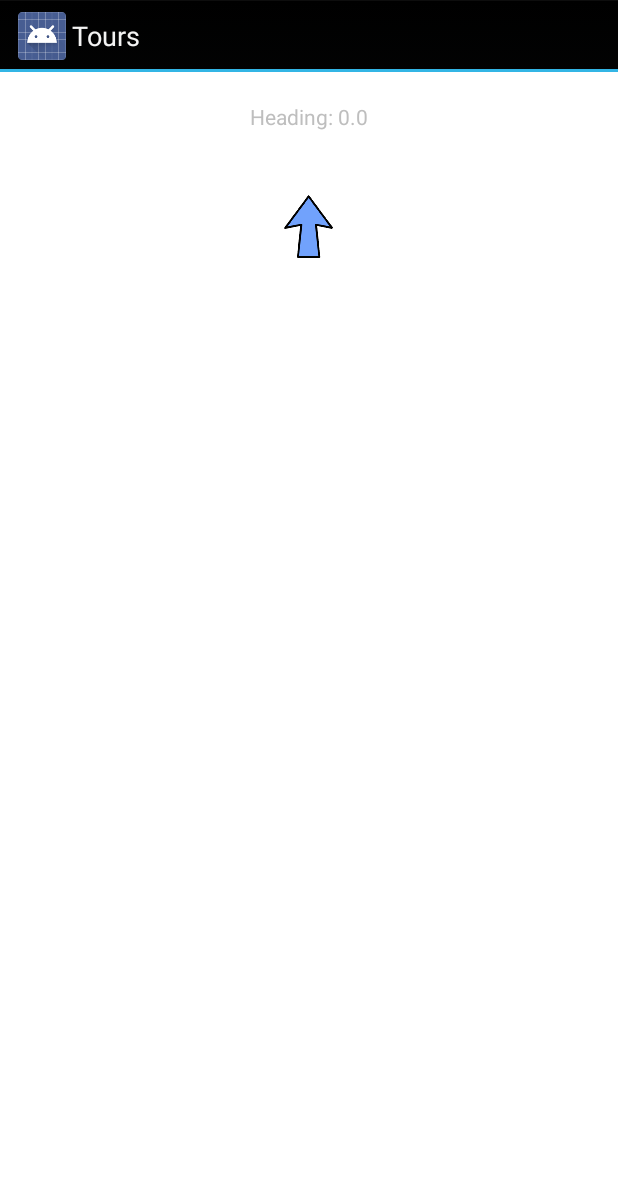
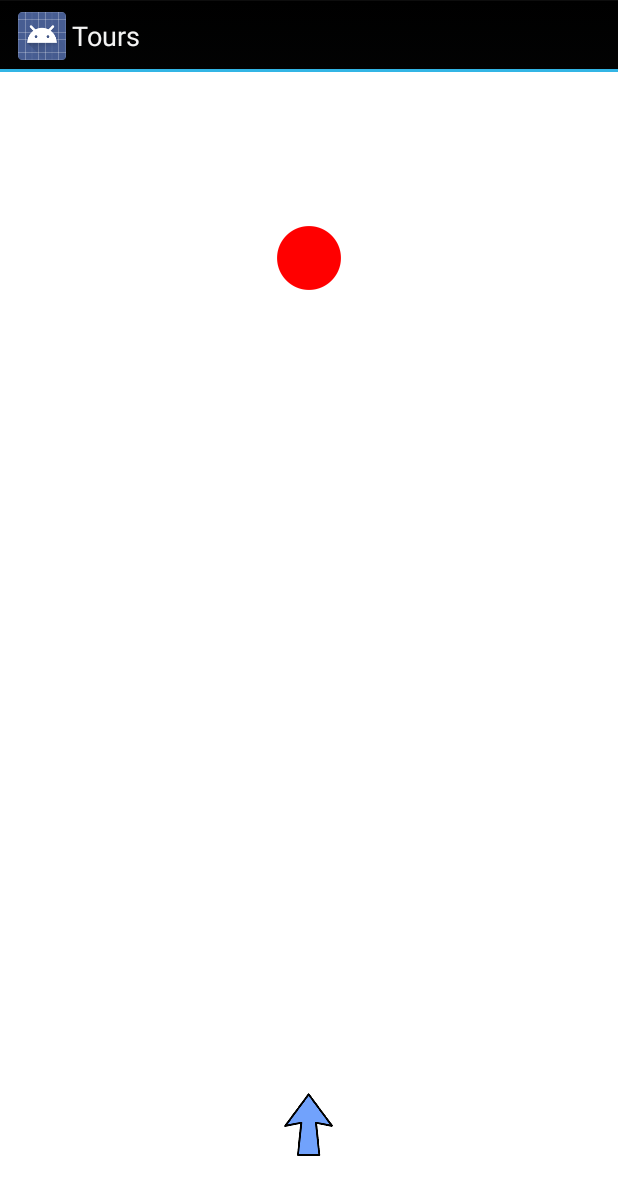
Before and after one commit to tbranko/Tours, an Android app: the layout activity_main.xml on its own in the app's theme, with its tools: preview values and no code run, on a phone screen of 412 x 824 dp. Shown: the top 1195 px of the screen. Run offline under Robolectric (Android 15) with nearby library versions, the phone set to English and light mode, and no system bars.

```diff
--- a/app/src/main/res/layout/activity_main.xml
+++ b/app/src/main/res/layout/activity_main.xml
@@ -1,31 +1,32 @@
 <RelativeLayout xmlns:android="http://schemas.android.com/apk/res/android"
     android:orientation="vertical"
-    android:layout_width="match_parent"
-    android:layout_height="match_parent"
+    android:layout_width="fill_parent"
+    android:layout_height="fill_parent"
     android:background="#fff" >
-
-    <TextView
-        android:id="@+id/tvHeading"
-        android:layout_width="wrap_content"
-        android:layout_height="wrap_content"
-        android:layout_centerHorizontal="true"
-        android:layout_marginBottom="40dp"
-        android:layout_marginTop="20dp"
-        android:text="Heading: 0.0" />
 
     <FrameLayout
         android:id="@+id/camera_preview"
         android:layout_width="fill_parent"
         android:layout_height="fill_parent"
-        android:layout_weight="1"
-        />
+        android:layout_weight="1" />
 
     <ImageView
-        android:id="@+id/imageViewCompass"
         android:layout_width="wrap_content"
         android:layout_height="wrap_content"
-        android:layout_below="@+id/tvHeading"
+        android:id="@+id/imageViewRedCircle"
+        android:src="@drawable/red_circle"
         android:layout_centerHorizontal="true"
-        android:src="@drawable/arrow" />
+        android:layout_marginTop="100dp" />
+
+    <ImageView
+        android:id="@+id/imageViewArrow"
+        android:layout_width="wrap_content"
+        android:layout_height="wrap_content"
+        android:src="@drawable/arrow"
+        android:layout_gravity="center_horizontal|bottom"
+        android:visibility="visible"
+        android:layout_alignParentBottom="true"
+        android:layout_centerHorizontal="true"
+        android:layout_marginBottom="50dp" />
 
 </RelativeLayout>
```
Also changed, not shown: app/src/main/java/com/railzapp/tours/MainActivity.java (+115 -29 lines), app/src/main/java/com/railzapp/tours/logic/ViewFinder.java (added, +24 -0 lines), app/src/main/res/drawable-hdpi/red_circle.png (added), app/src/main/res/drawable-mdpi/red_circle.png (added), app/src/main/res/drawable-xhdpi/red_circle.png (added), app/src/main/res/drawable-xxhdpi/red_circle.png (added), app/src/main/res/drawable-xxxhdpi/red_circle.png (added).
